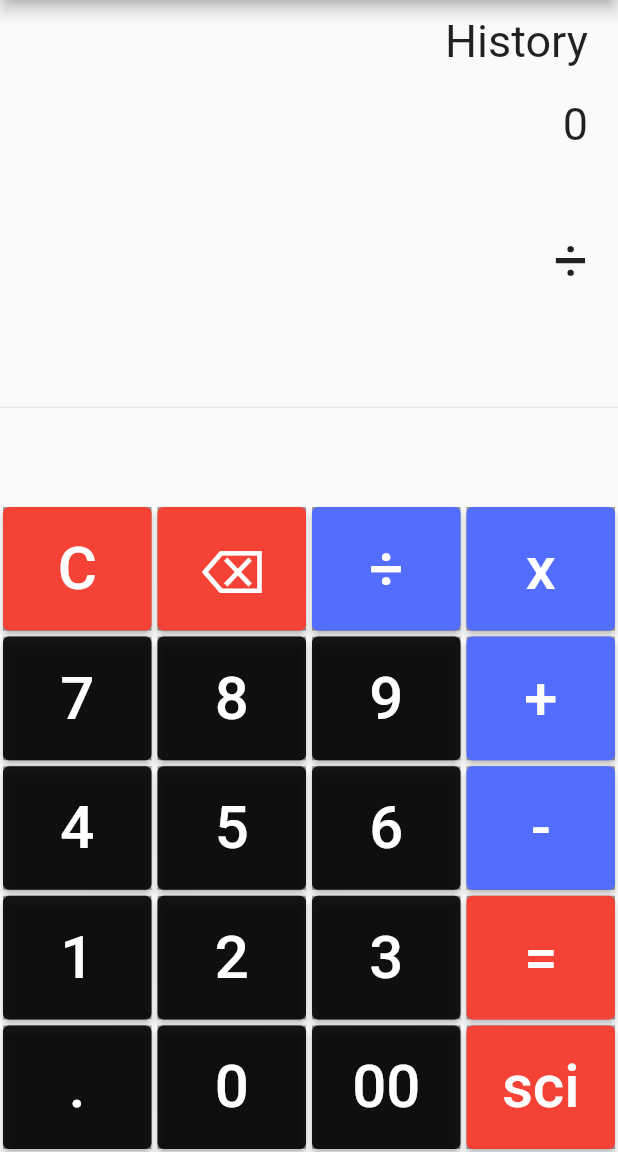
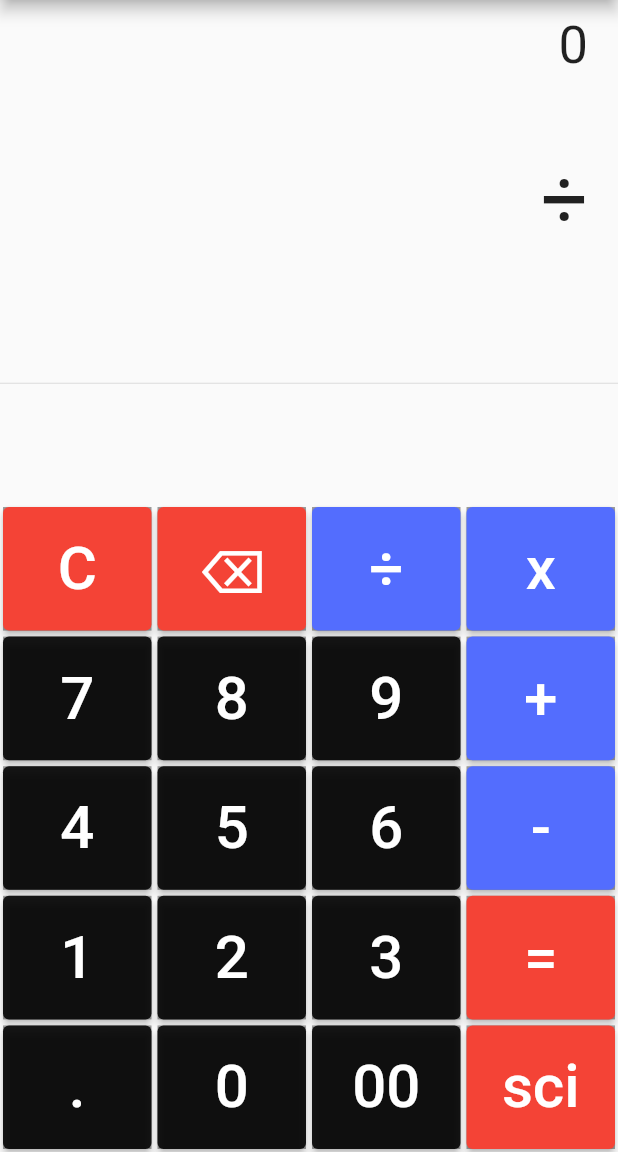
Before and after one commit to praveenmehta010/Calculator, a Flutter app: the screen it shows after launch, after a tap on an icon or button, on a phone screen of 412 x 824 dp, the part 84-1236 px from its top. Run offline on Flutter 3.47's test engine with Material 2 defaults, Android fonts, the phone set to English and light mode, and no system bars; our stand-ins replace math_expressions.

Commit message:
Fix Some bugs

```diff
--- a/lib/Screens/home_screen.dart
+++ b/lib/Screens/home_screen.dart
@@ -10,8 +10,8 @@ class HomeScreen extends StatefulWidget {
 
 class _HomeScreenState extends State<HomeScreen> {
   var problem = "0";
-  var small = 30.0;
-  var large = 40.0;
+  var resultSize = 35.0;
+  var problemSize = 55.0;
   var symbol = "";
   var result = "0";
 
@@ -21,6 +21,8 @@ class _HomeScreenState extends State<HomeScreen> {
         problem = "0";
         result = "0";
       } else if (btext == "=") {
+        resultSize = 55;
+        problemSize = 35;
         try {
           var problemExpression = problem;
           problemExpression = problemExpression.replaceAll("x", "*");
@@ -44,6 +46,11 @@ class _HomeScreenState extends State<HomeScreen> {
       } else {
         if (problem == "0") {
           problem = btext;
+          if (problem == btext && result != "0") {
+            result = "0";
+            resultSize = 35;
+            problemSize = 55;
+          }
         } else {
           problem = problem + btext;
         }
@@ -64,16 +71,8 @@ class _HomeScreenState extends State<HomeScreen> {
               alignment: Alignment.centerRight,
               padding: EdgeInsets.symmetric(horizontal: 20, vertical: 10),
               child: Text(
-                "History",
-                style: TextStyle(fontSize: small),
-              ),
-            ),
-            Container(
-              alignment: Alignment.centerRight,
-              padding: EdgeInsets.symmetric(horizontal: 20, vertical: 10),
-              child: Text(
                 result,
-                style: TextStyle(fontSize: small),
+                style: TextStyle(fontSize: resultSize),
               ),
             ),
             SizedBox(
@@ -84,7 +83,7 @@ class _HomeScreenState extends State<HomeScreen> {
               padding: EdgeInsets.symmetric(horizontal: 20, vertical: 10),
               child: Text(
                 problem,
-                style: TextStyle(fontSize: large),
+                style: TextStyle(fontSize: problemSize),
               ),
             ),
             Expanded(child: Divider()),
```
